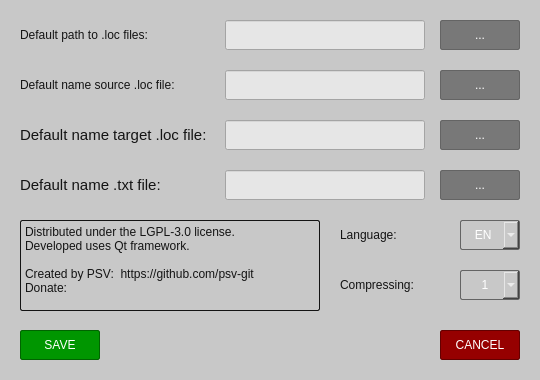
psv-git/BDOLang, file src/Forms/SettingsWindow.ui: the form before one commit.
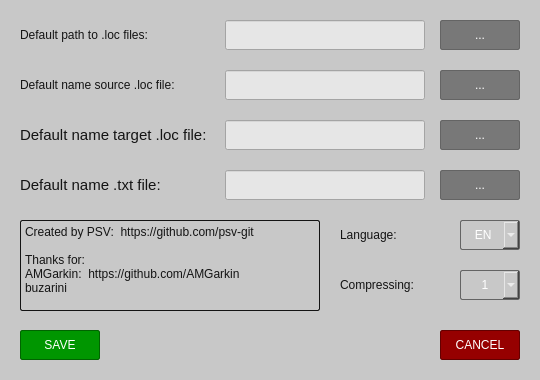
The form after the commit. Custom widgets are drawn as their Qt base class.

Diff of the .ui file:
```diff
--- a/src/Forms/SettingsWindow.ui
+++ b/src/Forms/SettingsWindow.ui
@@ -238,15 +238,14 @@
     <bool>true</bool>
    </property>
    <property name="plainText">
-    <string>Distributed under the LGPL-3.0 license.
-Developed uses Qt framework.
-
-Created by PSV:  https://github.com/psv-git
-Donate: 
+    <string>Created by PSV:  https://github.com/psv-git
 
 Thanks for:
 AMGarkin:  https://github.com/AMGarkin
-buzarini</string>
+buzarini
+
+Distributed under the LGPL-3.0 license.
+Developed using Qt framework.</string>
    </property>
    <property name="textInteractionFlags">
     <set>Qt::LinksAccessibleByKeyboard|Qt::LinksAccessibleByMouse|Qt::TextBrowserInteraction|Qt::TextSelectableByKeyboard|Qt::TextSelectableByMouse</set>
```
